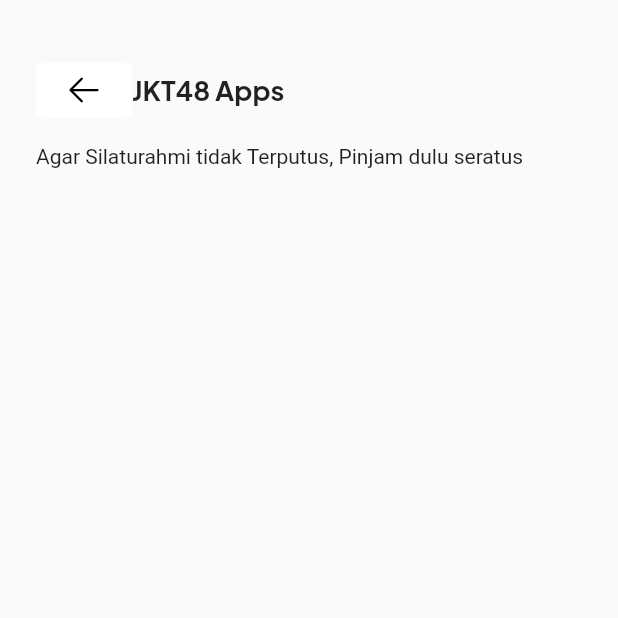
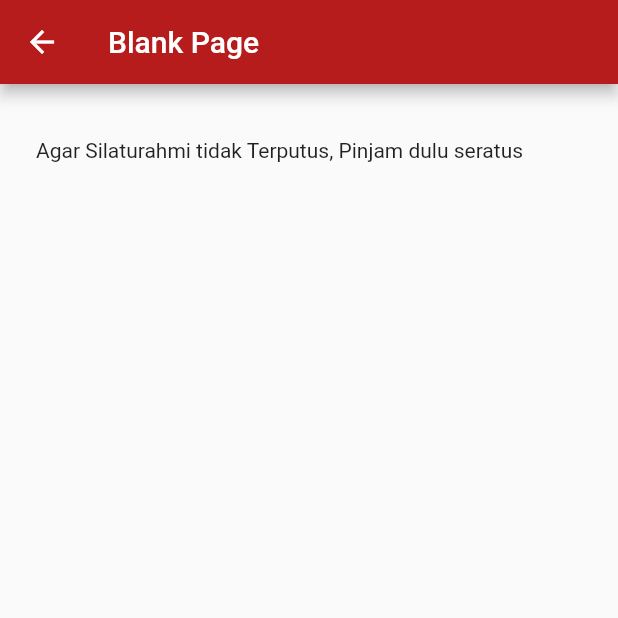
Before and after one commit to aplicalvin/jkt48-member-app, a Flutter app: the ProfilePage screen opened directly, after a tap on "Tambah", on a phone screen of 412 x 824 dp, the top half of it. Run offline on Flutter 3.47's test engine with Material 2 defaults, Android fonts, the phone set to English and light mode, and no system bars; our stand-ins replace heroicons.

Commit message:
FIX AppBar

```diff
--- a/lib/screens/blankPage.dart
+++ b/lib/screens/blankPage.dart
@@ -1,5 +1,5 @@
 import 'package:flutter/material.dart';
-import 'package:heroicons/heroicons.dart';
+// import 'package:heroicons/heroicons.dart';
 
 class BlankPageHaha extends StatelessWidget {
   const BlankPageHaha({Key? key}) : super(key: key);
@@ -7,6 +7,10 @@
   @override
   Widget build(BuildContext context) {
     return Scaffold(
+      appBar: AppBar(
+        title: Text('Blank Page'),
+        backgroundColor: Colors.red[900], // Mengatur warna AppBar
+      ),
       body: Padding(
         padding: const EdgeInsets.all(12.0),
         child: Padding(
@@ -14,35 +18,6 @@
           child: Column(
             crossAxisAlignment: CrossAxisAlignment.start,
             children: [
-              Row(
-                children: [
-                  ElevatedButton(
-                    onPressed: () {
-                      Navigator.pop(context);
-                    },
-                    style: ElevatedButton.styleFrom(
-                      backgroundColor:
-                          Colors.white, // Mengatur latar belakang menjadi putih
-                      elevation: 0.0, // Menghapus bayangan
-                    ),
-                    child: HeroIcon(HeroIcons.arrowLeft,
-                        color:
-                            Colors.black), // Mengatur warna ikon menjadi hitam
-                  ),
-                  Text(
-                    "JKT48 Apps",
-                    style: TextStyle(
-                      fontFamily: 'Jakarta',
-                      fontWeight: FontWeight.bold,
-                      fontSize: 18,
-                    ),
-                  ),
-                ],
-              ),
-              SizedBox(
-                height:
-                    12.0, // Jarak antara widget sebanyak 12px (atau yang diinginkan)
-              ),
               Text("Agar Silaturahmi tidak Terputus, Pinjam dulu seratus"),
             ],
           ),
--- a/lib/screens/homepage.dart
+++ b/lib/screens/homepage.dart
@@ -5,7 +5,6 @@
 import 'package:jkt48_member_apps/screens/schedulePage.dart';
 import 'package:jkt48_member_apps/widgets/Home/MenuKuBar.dart';
 import 'package:jkt48_member_apps/widgets/Home/PointsBar.dart';
-import 'package:jkt48_member_apps/widgets/Home/navbar/HomeNavbar.dart';
 
 class HomePage extends StatelessWidget {
   const HomePage({Key? key}) : super(key: key);
@@ -13,24 +12,26 @@
   @override
   Widget build(BuildContext context) {
     return Scaffold(
+      appBar: AppBar(
+        title: Text(
+          "JKT48 Apps",
+          style: TextStyle(
+            fontFamily: 'Jakarta',
+            fontWeight: FontWeight.bold,
+            fontSize: 18,
+            color: Colors.black87,
+          ),
+        ),
+        backgroundColor: Colors.transparent,
+        automaticallyImplyLeading: false,
+        elevation: 0,
+      ),
       body: Padding(
         padding: const EdgeInsets.all(12.0),
         child: Column(
           crossAxisAlignment: CrossAxisAlignment.start,
           children: [
-            Padding(
-              padding:
-                  const EdgeInsets.only(right: 12.0, left: 12.0, top: 24.0),
-              child: Text(
-                "JKT48 Apps",
-                style: TextStyle(
-                  fontFamily: 'Jakarta',
-                  fontWeight: FontWeight.bold,
-                  fontSize: 18,
-                ),
-              ),
-            ),
-            SizedBox(height: 12.0),
+            // SizedBox(height: 12.0),
             PointsBar(),
             SizedBox(height: 12.0),
             MenukuBar(),
--- a/lib/screens/profilePage.dart
+++ b/lib/screens/profilePage.dart
@@ -9,7 +9,18 @@
   Widget build(BuildContext context) {
     return Scaffold(
       appBar: AppBar(
-        title: Text('Profile Page'),
+        title: Text(
+          "Profil",
+          style: TextStyle(
+            fontFamily: 'Jakarta',
+            fontWeight: FontWeight.bold,
+            fontSize: 18,
+            color: Colors.black87,
+          ),
+        ),
+        backgroundColor: Colors.transparent,
+        automaticallyImplyLeading: false,
+        elevation: 0,
       ),
       body: Center(
         child: Text('This is the Profile Page'),
```
Also changed, not shown: lib/screens/newsPage.dart (+12 -1 lines), lib/screens/schedulePage.dart (+12 -1 lines), lib/widgets/Home/navbar/HomeNavbar.dart (deleted, +0 -76 lines), lib/widgets/Home/navbar/HomeNavbarItems.dart (deleted, +0 -49 lines), lib/widgets/News/NewsItems.dart (+47 -0 lines).
